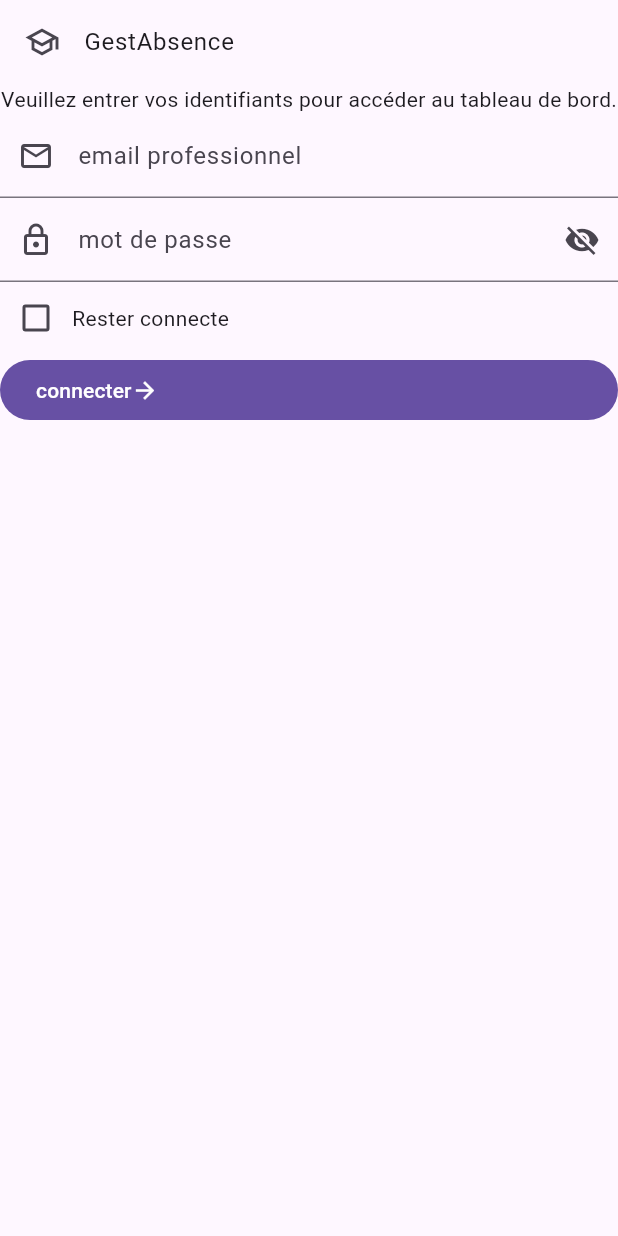
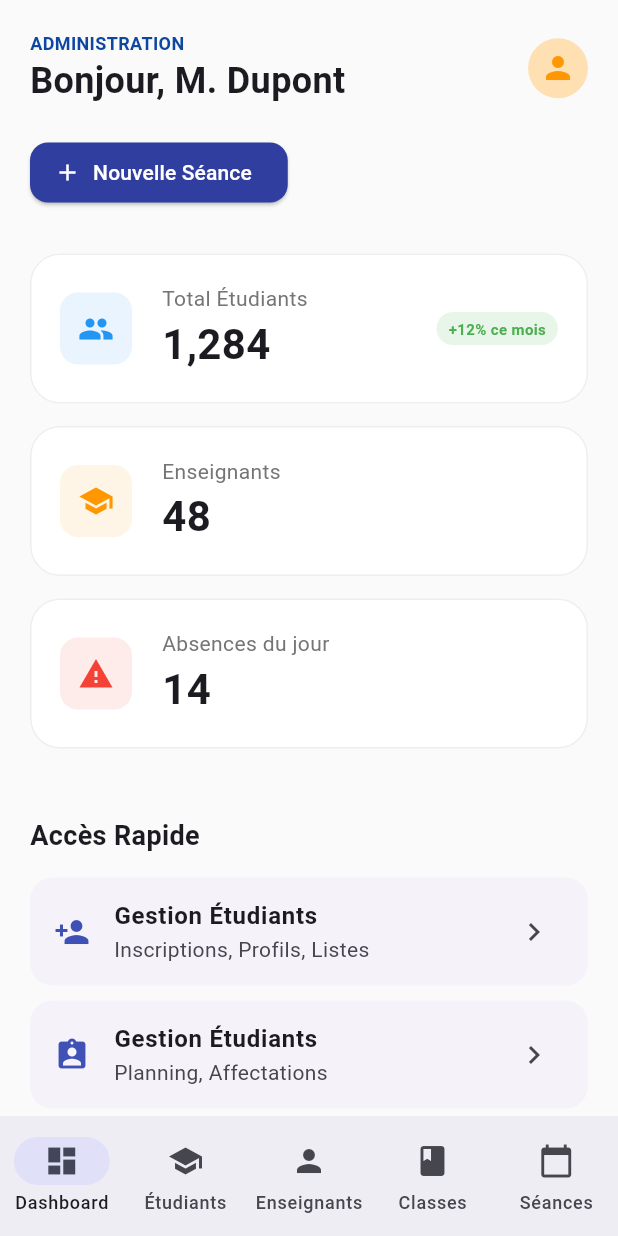
Before and after one commit to jbuguy/gest_absence_frontend, a Flutter app: the screen it shows after launch, on a phone screen of 412 x 824 dp. Run offline on Flutter 3.47's test engine with Material 3 defaults, Android fonts, the light colour scheme and no system bars; our stand-ins replace google_fonts.

Commit message:
home_admin

```diff
--- a/lib/main.dart
+++ b/lib/main.dart
@@ -1,12 +1,26 @@
 import 'package:flutter/material.dart';
-import 'package:gest_absence_frontend/screens/login_screen.dart';
+// Importez votre écran AdminHome
+import 'package:gest_absence_frontend/screens/admin/admin_home.dart';
 
 void main() {
-  runApp(
-    MaterialApp(
-      title: "gestAbsence",
-      theme: ThemeData(useMaterial3: true),
-      home: const LoginScreen(),
-    ),
-  );
+  runApp(const MyApp());
 }
+
+class MyApp extends StatelessWidget {
+  const MyApp({super.key});
+
+  @override
+  Widget build(BuildContext context) {
+    return MaterialApp(
+      title: "GestAbsence",
+      debugShowCheckedModeBanner: false,
+      // Activation obligatoire du Material Design 3 selon le sujet
+      theme: ThemeData(
+        useMaterial3: true,
+        colorSchemeSeed: Colors.indigo,
+      ),
+      // On affiche directement AdminHome pour vos tests locaux
+      home: AdminHome(),
+    );
+  }
+}
--- a/lib/screens/admin/admin_home.dart
+++ b/lib/screens/admin/admin_home.dart
@@ -0,0 +1,187 @@
+import 'package:flutter/material.dart';
+import 'etudiants_screen.dart';
+import 'enseignants_screen.dart';
+import 'classes_screen.dart';
+import 'seances_screen.dart';
+
+class AdminHome extends StatefulWidget {
+  @override
+  _AdminHomeState createState() => _AdminHomeState();
+}
+
+class _AdminHomeState extends State<AdminHome> {
+  int _selectedIndex = 0;
+
+  // Liste des écrans pour la navigation
+  final List<Widget> _screens = [
+    AdminDashboardContent(), // Le contenu visuel que vous avez envoyé
+    EtudiantsScreen(),
+    EnseignantsScreen(),
+    ClassesScreen(),
+    SeancesScreen(),
+  ];
+
+  @override
+  Widget build(BuildContext context) {
+    return Scaffold(
+      backgroundColor: Colors.grey[50],
+      body: _selectedIndex == 0
+          ? AdminDashboardContent(onNavigate: (index) {
+              setState(() => _selectedIndex = index);
+            })
+          : _screens[_selectedIndex],
+      bottomNavigationBar: NavigationBar(
+        selectedIndex: _selectedIndex > 4 ? 0 : _selectedIndex,
+        onDestinationSelected: (int index) {
+          setState(() {
+            _selectedIndex = index;
+          });
+        },
+        destinations: const [
+          NavigationDestination(icon: Icon(Icons.dashboard), label: 'Dashboard'),
+          NavigationDestination(icon: Icon(Icons.school), label: 'Étudiants'),
+          NavigationDestination(icon: Icon(Icons.person), label: 'Enseignants'),
+          NavigationDestination(icon: Icon(Icons.class_), label: 'Classes'),
+          NavigationDestination(icon: Icon(Icons.calendar_today), label: 'Séances'),
+        ],
+      ),
+    );
+  }
+}
+
+class AdminDashboardContent extends StatelessWidget {
+  final Function(int)? onNavigate;
+
+  AdminDashboardContent({this.onNavigate});
+
+  @override
+  Widget build(BuildContext context) {
+    return SafeArea(
+      child: SingleChildScrollView(
+        padding: EdgeInsets.all(20),
+        child: Column(
+          crossAxisAlignment: CrossAxisAlignment.start,
+          children: [
+            // Header: Bonjour M. Dupont
+            Row(
+              mainAxisAlignment: MainAxisAlignment.spaceBetween,
+              children: [
+                Column(
+                  crossAxisAlignment: CrossAxisAlignment.start,
+                  children: [
+                    Text("ADMINISTRATION", style: TextStyle(color: Colors.blue[900], fontWeight: FontWeight.bold, fontSize: 12)),
+                    Text("Bonjour, M. Dupont", style: TextStyle(fontSize: 24, fontWeight: FontWeight.bold)),
+                  ],
+                ),
+                CircleAvatar(backgroundColor: Colors.orange[100], child: Icon(Icons.person, color: Colors.orange)),
+              ],
+            ),
+            SizedBox(height: 20),
+
+            // Bouton Nouvelle Séance
+            ElevatedButton.icon(
+              onPressed: () => onNavigate?.call(4), // Redirige vers Séances
+              icon: Icon(Icons.add),
+              label: Text("Nouvelle Séance"),
+              style: ElevatedButton.styleFrom(
+                backgroundColor: Colors.indigo[700],
+                foregroundColor: Colors.white,
+                shape: RoundedRectangleBorder(borderRadius: BorderRadius.circular(12)),
+              ),
+            ),
+            SizedBox(height: 30),
+
+            // Cartes de statistiques (Total Étudiants, etc.)
+            _buildStatCard("Total Étudiants", "1,284", Icons.group, Colors.blue, "+12% ce mois"),
+            _buildStatCard("Enseignants", "48", Icons.school, Colors.orange, null),
+            _buildStatCard("Absences du jour", "14", Icons.warning, Colors.red, null),
+
+            SizedBox(height: 30),
+            Text("Accès Rapide", style: TextStyle(fontSize: 18, fontWeight: FontWeight.bold)),
+            SizedBox(height: 15),
+
+            // Boutons d'accès rapide (Gestion Étudiants, Enseignants, Planning)
+            _buildQuickAccessItem(
+              context,
+              "Gestion Étudiants",
+              "Inscriptions, Profils, Listes",
+              Icons.person_add,
+              () => onNavigate?.call(1)
+            ),
+            _buildQuickAccessItem(
+              context,
+              "Gestion Enseignants",
+              "Planning, Affectations",
+              Icons.assignment_ind,
+              () => onNavigate?.call(2)
+            ),
+            _buildQuickAccessItem(
+              context,
+              "Planning des Séances",
+              "Calendrier académique",
+              Icons.calendar_month,
+              () => onNavigate?.call(4)
+            ),
+          ],
+        ),
+      ),
+    );
+  }
+
+  Widget _buildStatCard(String title, String value, IconData icon, Color color, String? trend) {
+    return Card(
+      elevation: 0,
+      color: Colors.white,
+      shape: RoundedRectangleBorder(borderRadius: BorderRadius.circular(20), side: BorderSide(color: Colors.grey[200]!)),
+      margin: EdgeInsets.only(bottom: 15),
+      child: Padding(
+        padding: EdgeInsets.all(20),
+        child: Row(
+          children: [
+            Container(
+              padding: EdgeInsets.all(12),
+// Remplacez la ligne de décoration par celle-ci :
+decoration: BoxDecoration(
+  color: color.withValues(alpha: 0.1), // Correction pour 'withOpacity'
+  borderRadius: BorderRadius.circular(12),
+),              child: Icon(icon, color: color),
+            ),
+            SizedBox(width: 20),
+            Column(
+              crossAxisAlignment: CrossAxisAlignment.start,
+              children: [
+                Text(title, style: TextStyle(color: Colors.grey[600])),
+                Text(value, style: TextStyle(fontSize: 28, fontWeight: FontWeight.bold)),
+              ],
+            ),
+            Spacer(),
+            if (trend != null)
+              Container(
+                padding: EdgeInsets.symmetric(horizontal: 8, vertical: 4),
+                decoration: BoxDecoration(color: Colors.green[50], borderRadius: BorderRadius.circular(20)),
+                child: Text(trend, style: TextStyle(color: Colors.green, fontSize: 10, fontWeight: FontWeight.bold)),
+              )
+          ],
+        ),
+      ),
+    );
+  }
+
+  Widget _buildQuickAccessItem(BuildContext context, String title, String subtitle, IconData icon, VoidCallback onTap) {
+    return Card(
+      elevation: 0,
+      margin: EdgeInsets.only(bottom: 10),
+      shape: RoundedRectangleBorder(borderRadius: BorderRadius.circular(15)),
+      child: ListTile(
+        leading: Icon(icon, color: Colors.indigo),
+        title:Text(
+  "Gestion Étudiants",
+  style: TextStyle(fontWeight: FontWeight.bold) // Le FontWeight doit être dans un TextStyle
+),
+        subtitle: Text(subtitle),
+        trailing: Icon(Icons.chevron_right),
+        onTap: onTap,
+      ),
+    );
+  }
+}
--- a/lib/screens/admin/classes_screen.dart
+++ b/lib/screens/admin/classes_screen.dart
@@ -0,0 +1,14 @@
+import 'package:flutter/material.dart';
+
+class ClassesScreen extends StatelessWidget {
+  // Ajout du paramètre 'key' pour corriger l'avertissement
+  const ClassesScreen({super.key});
+
+  @override
+  Widget build(BuildContext context) {
+    return Scaffold(
+      appBar: AppBar(title: const Text("Gestion Classes")),
+      body: const Center(child: Text("Liste des classes")),
+    );
+  }
+}
--- a/lib/screens/admin/enseignants_screen.dart
+++ b/lib/screens/admin/enseignants_screen.dart
@@ -0,0 +1,14 @@
+import 'package:flutter/material.dart';
+
+class EnseignantsScreen extends StatelessWidget {
+  // Ajout du paramètre 'key' pour corriger l'avertissement
+  const EnseignantsScreen({super.key});
+
+  @override
+  Widget build(BuildContext context) {
+    return Scaffold(
+      appBar: AppBar(title: const Text("Gestion Enseignants")),
+      body: const Center(child: Text("Liste des enseignants")),
+    );
+  }
+}
--- a/lib/screens/admin/etudiants_screen.dart
+++ b/lib/screens/admin/etudiants_screen.dart
@@ -0,0 +1,14 @@
+import 'package:flutter/material.dart';
+
+class EtudiantsScreen extends StatelessWidget {
+  // Ajout du paramètre 'key' pour corriger l'avertissement
+  const EtudiantsScreen({super.key});
+
+  @override
+  Widget build(BuildContext context) {
+    return Scaffold(
+      appBar: AppBar(title: const Text("Gestion Étudiants")),
+      body: const Center(child: Text("Liste des étudiants")),
+    );
+  }
+}
--- a/lib/screens/admin/seances_screen.dart
+++ b/lib/screens/admin/seances_screen.dart
@@ -0,0 +1,14 @@
+import 'package:flutter/material.dart';
+
+class SeancesScreen extends StatelessWidget {
+  // Ajout du paramètre 'key' pour corriger l'avertissement
+  const SeancesScreen({super.key});
+
+  @override
+  Widget build(BuildContext context) {
+    return Scaffold(
+      appBar: AppBar(title: const Text("Gestion Séances")),
+      body: const Center(child: Text("Liste des séances")),
+    );
+  }
+}
--- a/pubspec.yaml
+++ b/pubspec.yaml
@@ -29,7 +29,7 @@ environment:
 dependencies:
   flutter:
     sdk: flutter
-  http: ^1.1.0
+  http: ^1.2.0
   shared_preferences: ^2.2.2
   google_fonts: ^6.1.0  # Ajoute cette ligne si elle manque
 
```
Also changed, not shown: 2 other files.
